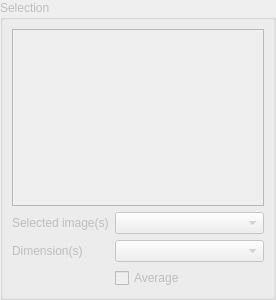
Qt form src/SelectionWidget.ui (ManiVaultStudio/ImageViewerPlugin) before a commit.
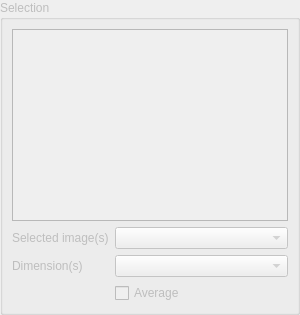
The same form after that commit.

What changed in the file:
```diff
--- a/src/SelectionWidget.ui
+++ b/src/SelectionWidget.ui
@@ -6,12 +6,12 @@
    <rect>
     <x>0</x>
     <y>0</y>
-    <width>276</width>
+    <width>300</width>
     <height>300</height>
    </rect>
   </property>
   <property name="sizePolicy">
-   <sizepolicy hsizetype="Minimum" vsizetype="Minimum">
+   <sizepolicy hsizetype="Ignored" vsizetype="Minimum">
     <horstretch>0</horstretch>
     <verstretch>0</verstretch>
    </sizepolicy>
@@ -20,6 +20,9 @@
    <string>Form</string>
   </property>
   <layout class="QGridLayout" name="gridLayout">
+   <property name="sizeConstraint">
+    <enum>QLayout::SetMinimumSize</enum>
+   </property>
    <property name="leftMargin">
     <number>0</number>
    </property>
@@ -40,10 +43,19 @@
      <property name="enabled">
       <bool>false</bool>
      </property>
+     <property name="sizePolicy">
+      <sizepolicy hsizetype="Expanding" vsizetype="Preferred">
+       <horstretch>0</horstretch>
+       <verstretch>0</verstretch>
+      </sizepolicy>
+     </property>
      <property name="title">
       <string>Selection</string>
      </property>
      <layout class="QGridLayout" name="gridLayout_3">
+      <property name="sizeConstraint">
+       <enum>QLayout::SetDefaultConstraint</enum>
+      </property>
       <item row="2" column="0">
        <widget class="QLabel" name="currentDimensionLabel">
         <property name="text">
@@ -52,34 +64,29 @@
        </widget>
       </item>
       <item row="2" column="1">
-       <widget class="QComboBox" name="currentDimensionComboBox"/>
-      </item>
-      <item row="3" column="1">
-       <widget class="QCheckBox" name="averageImagesCheckBox">
-        <property name="text">
-         <string>Average</string>
-        </property>
-       </widget>
-      </item>
-      <item row="1" column="0">
-       <widget class="QLabel" name="currentImageLabel">
-        <property name="text">
-         <string>Selected image(s)</string>
-        </property>
-       </widget>
-      </item>
-      <item row="1" column="1">
-       <widget class="QComboBox" name="currentImageComboBox">
+       <widget class="QComboBox" name="currentDimensionComboBox">
         <property name="sizePolicy">
-         <sizepolicy hsizetype="Preferred" vsizetype="Fixed">
-          <horstretch>1</horstretch>
+         <sizepolicy hsizetype="MinimumExpanding" vsizetype="Fixed">
+          <horstretch>0</horstretch>
           <verstretch>0</verstretch>
          </sizepolicy>
         </property>
+        <property name="minimumSize">
+         <size>
+          <width>0</width>
+          <height>0</height>
+         </size>
+        </property>
        </widget>
       </item>
       <item row="0" column="0" colspan="2">
        <widget class="QTreeView" name="datasetsTreeView">
+        <property name="sizePolicy">
+         <sizepolicy hsizetype="Expanding" vsizetype="Minimum">
+          <horstretch>0</horstretch>
+          <verstretch>0</verstretch>
+         </sizepolicy>
+        </property>
         <property name="minimumSize">
          <size>
           <width>0</width>
@@ -106,6 +113,45 @@
         </property>
         <property name="headerHidden">
          <bool>false</bool>
+        </property>
+        <attribute name="headerMinimumSectionSize">
+         <number>50</number>
+        </attribute>
+        <attribute name="headerDefaultSectionSize">
+         <number>50</number>
+        </attribute>
+        <attribute name="headerStretchLastSection">
+         <bool>false</bool>
+        </attribute>
+       </widget>
+      </item>
+      <item row="3" column="1">
+       <widget class="QCheckBox" name="averageImagesCheckBox">
+        <property name="text">
+         <string>Average</string>
+        </property>
+       </widget>
+      </item>
+      <item row="1" column="0">
+       <widget class="QLabel" name="currentImageLabel">
+        <property name="text">
+         <string>Selected image(s)</string>
+        </property>
+       </widget>
+      </item>
+      <item row="1" column="1">
+       <widget class="QComboBox" name="currentImageComboBox">
+        <property name="sizePolicy">
+         <sizepolicy hsizetype="MinimumExpanding" vsizetype="Fixed">
+          <horstretch>0</horstretch>
+          <verstretch>0</verstretch>
+         </sizepolicy>
+        </property>
+        <property name="minimumSize">
+         <size>
+          <width>0</width>
+          <height>0</height>
+         </size>
         </property>
        </widget>
       </item>
```
